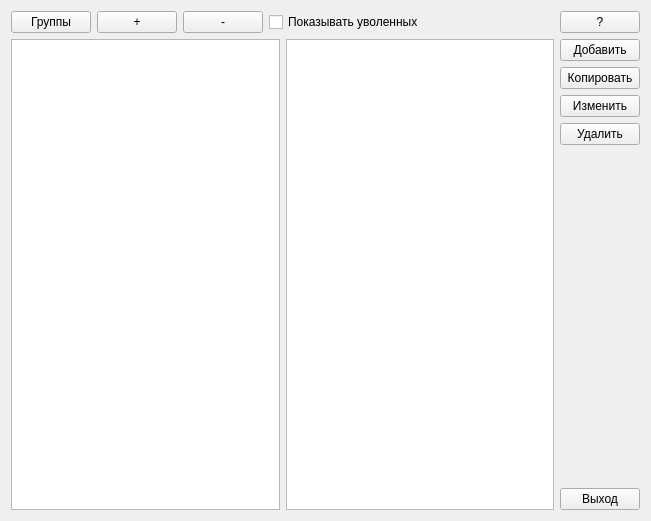
alexdev276/MiniKadri, file workers.ui: the form before one commit.
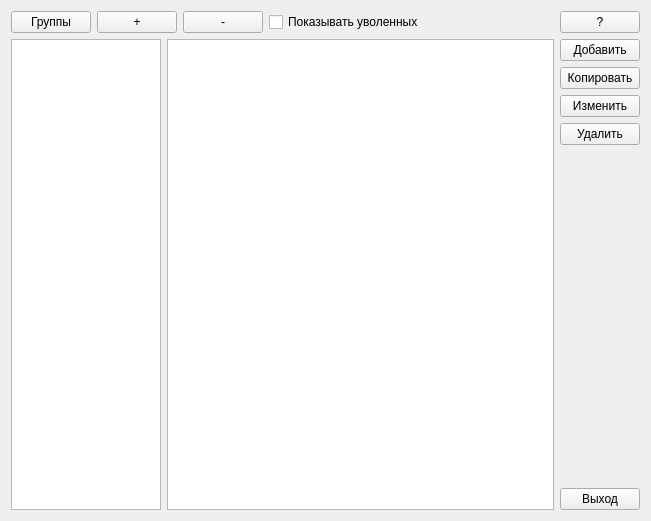
The form after the commit.

```diff
--- a/workers.ui
+++ b/workers.ui
@@ -102,7 +102,14 @@
    <item>
     <layout class="QHBoxLayout" name="horizontalLayout_3">
      <item>
-      <widget class="QTreeView" name="treeView"/>
+      <widget class="QTreeView" name="treeView">
+       <property name="maximumSize">
+        <size>
+         <width>150</width>
+         <height>16777215</height>
+        </size>
+       </property>
+      </widget>
      </item>
      <item>
       <widget class="QTableView" name="tableView"/>
```
